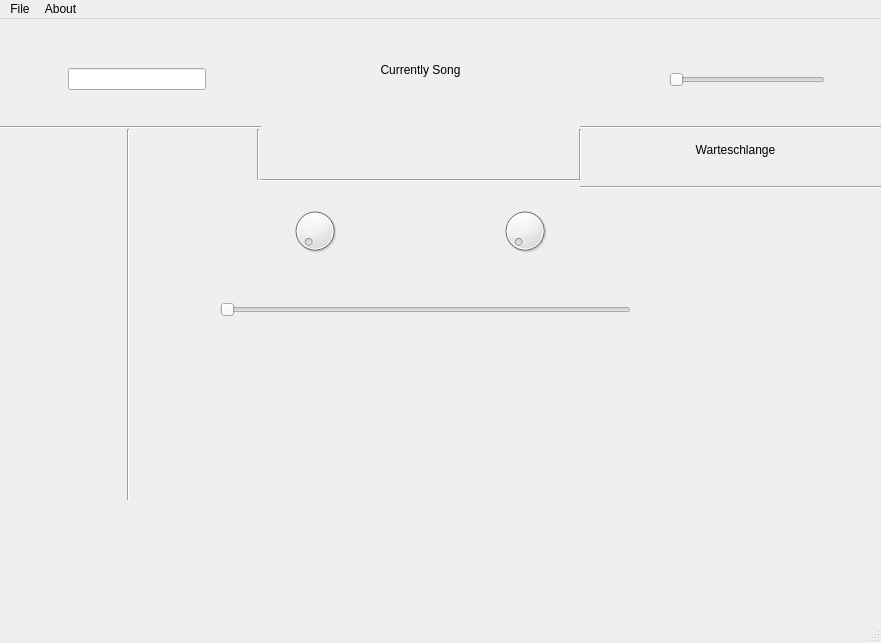
Old version of the form soundpp/mainwindow.ui in the repository b1t00/soundpp.
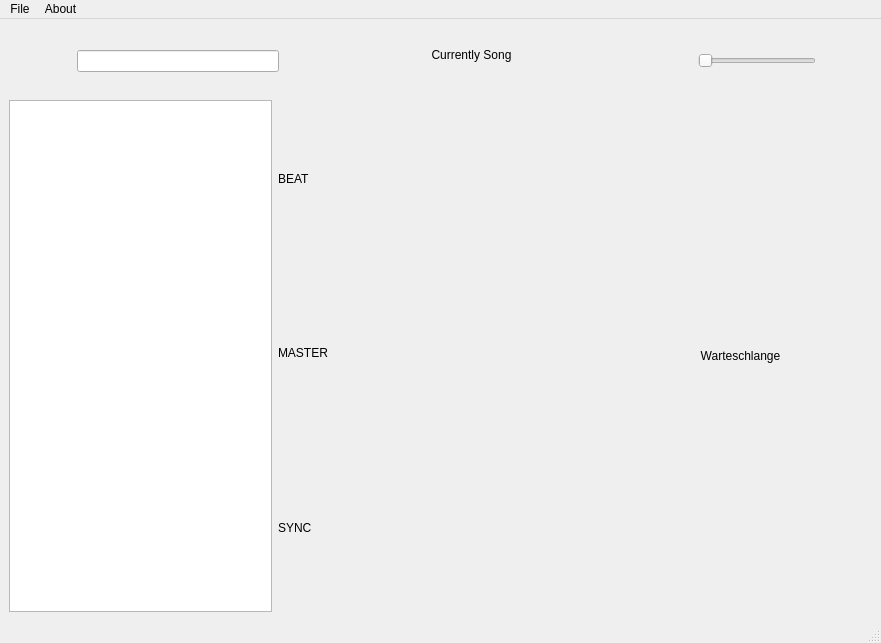
New version of the form. Icons and pictures are not drawn.

```diff
--- a/soundpp/mainwindow.ui
+++ b/soundpp/mainwindow.ui
@@ -14,15 +14,88 @@
    <string>MainWindow</string>
   </property>
   <widget class="QWidget" name="centralwidget">
-   <widget class="QWidget" name="gridLayoutWidget">
-    <property name="geometry">
-     <rect>
-      <x>260</x>
-      <y>60</y>
-      <width>321</width>
-      <height>41</height>
-     </rect>
-    </property>
+   <layout class="QGridLayout" name="gridLayout_2">
+    <item row="0" column="0" rowspan="4" colspan="3">
+     <layout class="QHBoxLayout" name="horizontalLayout_2">
+      <property name="leftMargin">
+       <number>55</number>
+      </property>
+      <property name="rightMargin">
+       <number>55</number>
+      </property>
+      <item>
+       <widget class="QLabel" name="label_3">
+        <property name="text">
+         <string/>
+        </property>
+        <property name="pixmap">
+         <pixmap>../img/suche_lupe.png</pixmap>
+        </property>
+       </widget>
+      </item>
+      <item>
+       <widget class="QLineEdit" name="lineEdit"/>
+      </item>
+     </layout>
+    </item>
+    <item row="0" column="3">
+     <widget class="QLabel" name="label">
+      <property name="text">
+       <string/>
+      </property>
+      <property name="pixmap">
+       <pixmap>../img/logo.png</pixmap>
+      </property>
+      <property name="alignment">
+       <set>Qt::AlignCenter</set>
+      </property>
+     </widget>
+    </item>
+    <item row="0" column="4" rowspan="4">
+     <layout class="QHBoxLayout" name="horizontalLayout">
+      <property name="leftMargin">
+       <number>76</number>
+      </property>
+      <property name="rightMargin">
+       <number>56</number>
+      </property>
+      <item>
+       <widget class="QLabel" name="label_4">
+        <property name="text">
+         <string/>
+        </property>
+        <property name="pixmap">
+         <pixmap>../img/volume.png</pixmap>
+        </property>
+       </widget>
+      </item>
+      <item>
+       <widget class="QSlider" name="volumeSlider">
+        <property name="orientation">
+         <enum>Qt::Horizontal</enum>
+        </property>
+       </widget>
+      </item>
+     </layout>
+    </item>
+    <item row="1" column="3">
+     <layout class="QVBoxLayout" name="verticalLayout">
+      <item>
+       <widget class="QLabel" name="currentlySong">
+        <property name="layoutDirection">
+         <enum>Qt::RightToLeft</enum>
+        </property>
+        <property name="text">
+         <string>Currently Song</string>
+        </property>
+        <property name="alignment">
+         <set>Qt::AlignCenter</set>
+        </property>
+       </widget>
+      </item>
+     </layout>
+    </item>
+    <item row="2" column="3">
     <layout class="QGridLayout" name="gridLayout">
      <item row="0" column="0">
       <spacer name="horizontalSpacer_3">
@@ -140,134 +213,43 @@
       </spacer>
      </item>
     </layout>
-   </widget>
-   <widget class="QWidget" name="horizontalLayoutWidget">
-    <property name="geometry">
-     <rect>
-      <x>580</x>
-      <y>20</y>
-      <width>301</width>
-      <height>81</height>
-     </rect>
-    </property>
-    <layout class="QHBoxLayout" name="horizontalLayout">
-     <property name="leftMargin">
-      <number>76</number>
-     </property>
-     <property name="rightMargin">
-      <number>56</number>
-     </property>
+    </item>
+    <item row="3" column="1" rowspan="2">
+     <layout class="QVBoxLayout" name="verticalLayout_4">
      <item>
-      <widget class="QLabel" name="label_4">
+       <widget class="QLabel" name="label_5">
        <property name="text">
-        <string/>
-       </property>
-       <property name="pixmap">
-        <pixmap>../img/volume.png</pixmap>
-       </property>
+         <string>BEAT</string>
+        </property>
       </widget>
      </item>
      <item>
-      <widget class="QSlider" name="volumeSlider">
-       <property name="orientation">
-        <enum>Qt::Horizontal</enum>
-       </property>
-      </widget>
-     </item>
-    </layout>
-   </widget>
-   <widget class="QWidget" name="horizontalLayoutWidget_2">
-    <property name="geometry">
-     <rect>
-      <x>0</x>
-      <y>20</y>
-      <width>261</width>
-      <height>81</height>
-     </rect>
-    </property>
-    <layout class="QHBoxLayout" name="horizontalLayout_2">
-     <property name="leftMargin">
-      <number>55</number>
-     </property>
-     <property name="rightMargin">
-      <number>55</number>
-     </property>
-     <item>
-      <widget class="QLabel" name="label_3">
+       <widget class="QLabel" name="label_6">
        <property name="text">
-        <string/>
-       </property>
-       <property name="pixmap">
-        <pixmap>../img/suche_lupe.png</pixmap>
-       </property>
+         <string>MASTER</string>
+        </property>
       </widget>
      </item>
      <item>
-      <widget class="QLineEdit" name="lineEdit"/>
-     </item>
-    </layout>
-   </widget>
-   <widget class="QLabel" name="label">
-    <property name="geometry">
-     <rect>
-      <x>390</x>
-      <y>0</y>
-      <width>91</width>
-      <height>31</height>
-     </rect>
-    </property>
+       <widget class="QLabel" name="label_7">
     <property name="text">
-     <string/>
-    </property>
-    <property name="pixmap">
-     <pixmap>../img/logo.png</pixmap>
-    </property>
-   </widget>
-   <widget class="QWidget" name="verticalLayoutWidget">
-    <property name="geometry">
-     <rect>
-      <x>260</x>
-      <y>35</y>
-      <width>321</width>
-      <height>31</height>
-     </rect>
-    </property>
-    <layout class="QVBoxLayout" name="verticalLayout">
-     <item>
-      <widget class="QLabel" name="currentlySong">
-       <property name="layoutDirection">
-        <enum>Qt::RightToLeft</enum>
-       </property>
-       <property name="text">
-        <string>Currently Song</string>
-       </property>
-       <property name="alignment">
-        <set>Qt::AlignCenter</set>
-       </property>
-      </widget>
-     </item>
-    </layout>
-   </widget>
-   <widget class="QWidget" name="verticalLayoutWidget_2">
-    <property name="geometry">
-     <rect>
-      <x>269</x>
-      <y>99</y>
-      <width>301</width>
-      <height>51</height>
-     </rect>
-    </property>
+         <string>SYNC</string>
+        </property>
+       </widget>
+      </item>
+     </layout>
+    </item>
+    <item row="3" column="2" rowspan="2" colspan="2">
     <layout class="QVBoxLayout" name="verticalLayout_2"/>
-   </widget>
-   <widget class="QWidget" name="verticalLayoutWidget_3">
-    <property name="geometry">
-     <rect>
-      <x>590</x>
-      <y>110</y>
-      <width>291</width>
-      <height>41</height>
-     </rect>
-    </property>
+    </item>
+    <item row="4" column="0">
+     <layout class="QVBoxLayout" name="verticalLayout_5">
+      <item>
+       <widget class="QTableWidget" name="tableWidget"/>
+      </item>
+     </layout>
+    </item>
+    <item row="4" column="4">
     <layout class="QVBoxLayout" name="verticalLayout_3">
      <item>
       <widget class="QLabel" name="label_2">
@@ -280,136 +262,8 @@
       </widget>
      </item>
     </layout>
-   </widget>
-   <widget class="Line" name="line">
-    <property name="geometry">
-     <rect>
-      <x>0</x>
-      <y>100</y>
-      <width>261</width>
-      <height>16</height>
-     </rect>
-    </property>
-    <property name="orientation">
-     <enum>Qt::Horizontal</enum>
-    </property>
-   </widget>
-   <widget class="Line" name="line_4">
-    <property name="geometry">
-     <rect>
-      <x>260</x>
-      <y>160</y>
-      <width>319</width>
-      <height>3</height>
-     </rect>
-    </property>
-    <property name="orientation">
-     <enum>Qt::Horizontal</enum>
-    </property>
-   </widget>
-   <widget class="Line" name="line_10">
-    <property name="geometry">
-     <rect>
-      <x>250</x>
-      <y>110</y>
-      <width>16</width>
-      <height>51</height>
-     </rect>
-    </property>
-    <property name="orientation">
-     <enum>Qt::Vertical</enum>
-    </property>
-   </widget>
-   <widget class="Line" name="line_11">
-    <property name="geometry">
-     <rect>
-      <x>570</x>
-      <y>110</y>
-      <width>20</width>
-      <height>51</height>
-     </rect>
-    </property>
-    <property name="styleSheet">
-     <string notr="true">#line_11{
-border-color: white;
-}</string>
-    </property>
-    <property name="orientation">
-     <enum>Qt::Vertical</enum>
-    </property>
-   </widget>
-   <widget class="Line" name="line_12">
-    <property name="geometry">
-     <rect>
-      <x>580</x>
-      <y>100</y>
-      <width>301</width>
-      <height>16</height>
-     </rect>
-    </property>
-    <property name="orientation">
-     <enum>Qt::Horizontal</enum>
-    </property>
-   </widget>
-   <widget class="QDial" name="dial">
-    <property name="geometry">
-     <rect>
-      <x>290</x>
-      <y>180</y>
-      <width>50</width>
-      <height>64</height>
-     </rect>
-    </property>
-   </widget>
-   <widget class="QDial" name="dial_2">
-    <property name="geometry">
-     <rect>
-      <x>500</x>
-      <y>180</y>
-      <width>50</width>
-      <height>64</height>
-     </rect>
-    </property>
-   </widget>
-   <widget class="QSlider" name="horizontalSlider">
-    <property name="geometry">
-     <rect>
-      <x>220</x>
-      <y>280</y>
-      <width>411</width>
-      <height>22</height>
-     </rect>
-    </property>
-    <property name="orientation">
-     <enum>Qt::Horizontal</enum>
-    </property>
-   </widget>
-   <widget class="Line" name="line_2">
-    <property name="geometry">
-     <rect>
-      <x>580</x>
-      <y>160</y>
-      <width>301</width>
-      <height>16</height>
-     </rect>
-    </property>
-    <property name="orientation">
-     <enum>Qt::Horizontal</enum>
-    </property>
-   </widget>
-   <widget class="Line" name="line_3">
-    <property name="geometry">
-     <rect>
-      <x>120</x>
-      <y>110</y>
-      <width>16</width>
-      <height>371</height>
-     </rect>
-    </property>
-    <property name="orientation">
-     <enum>Qt::Vertical</enum>
-    </property>
-   </widget>
+    </item>
+   </layout>
   </widget>
   <widget class="QMenuBar" name="menubar">
    <property name="geometry">
```
Left out of the diff: 2 changed lines with no effect on the pictures. Lines whose indentation alone changed are shown as unchanged.
